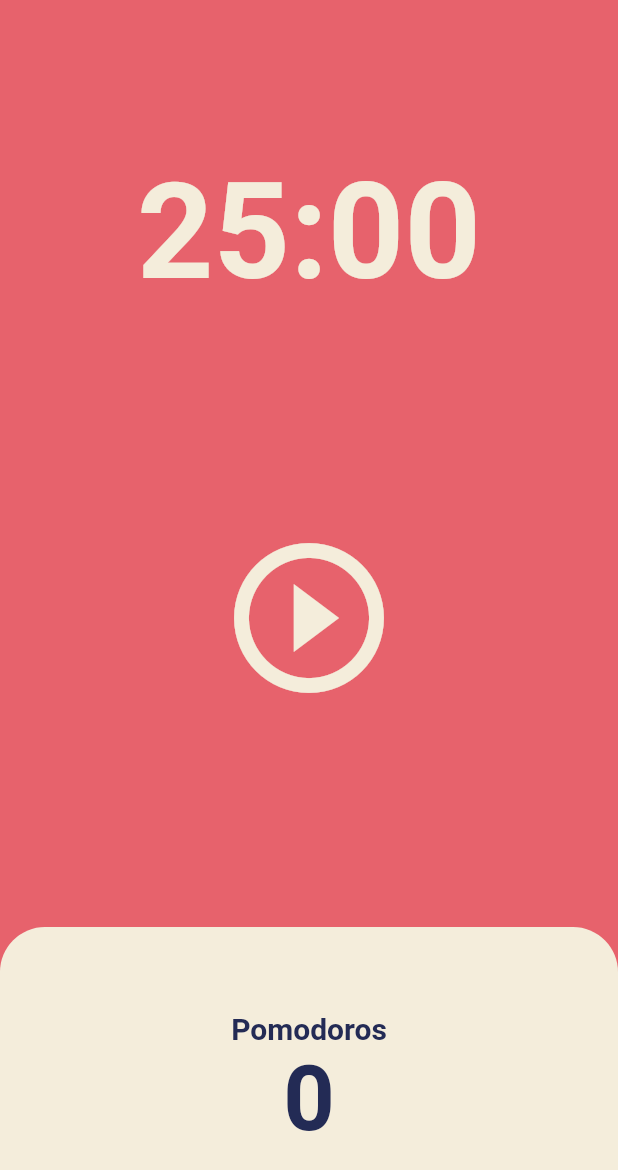
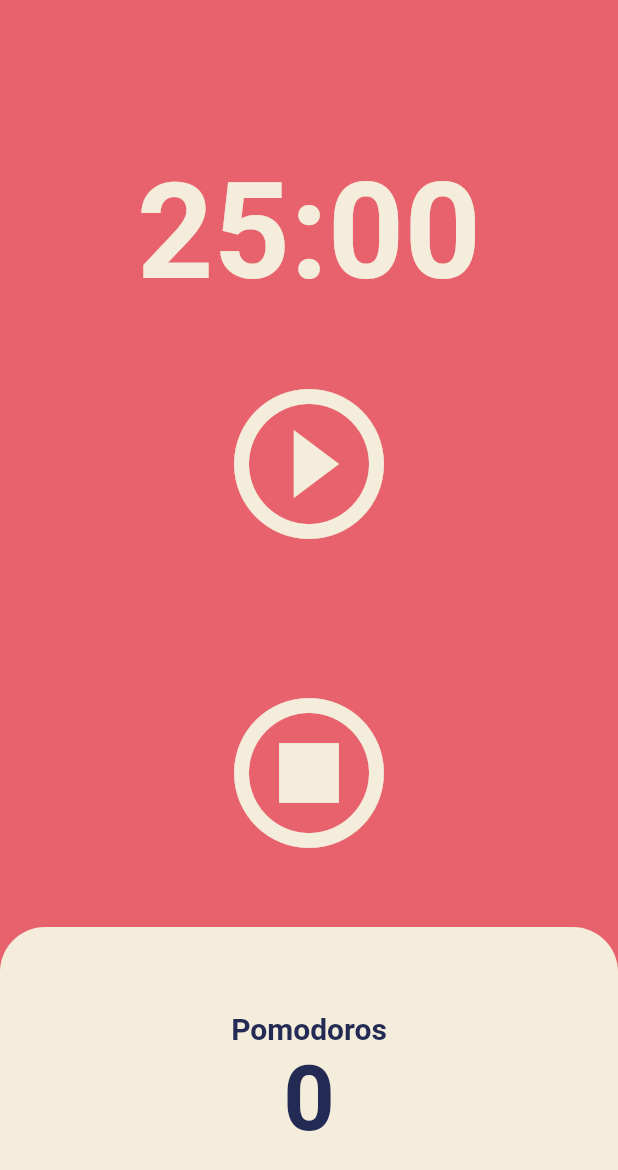
Before and after one commit to Kimhanyeol/toonflix, a Flutter app: the screen it shows after launch, on a phone screen of 412 x 824 dp. Shown: the top 1170 px of the screen. Run offline on Flutter 3.47's test engine with Material 2 defaults, Android fonts, the phone set to English and light mode, and no system bars.

Commit message:
#5.4 POMODORO APP END add stop function

```diff
--- a/lib/screens/home_screen.dart
+++ b/lib/screens/home_screen.dart
@@ -41,6 +41,14 @@ class _HomeScreenState extends State<HomeScreen> {
     });
   }
 
+  void onStopPressed(){
+    setState(() {
+      isRunning = false;
+      totalSeconds = twentyFiveMinutes;
+    });
+    timer.cancel();
+  }
+
   void onPausePressed() {
     timer.cancel();
     setState(() {
@@ -48,9 +56,9 @@ class _HomeScreenState extends State<HomeScreen> {
     });
   }
 
-  String format(int seconds){
+  String format(int seconds) {
     var duration = Duration(seconds: seconds);
-    return (duration.toString().split(".").first.substring(2,7));
+    return (duration.toString().split(".").first.substring(2, 7));
   }
 
   @override
@@ -74,7 +82,7 @@ class _HomeScreenState extends State<HomeScreen> {
             ),
           ),
           Flexible(
-            flex: 2,
+            flex: 1,
             child: Center(
               child: IconButton(
                 iconSize: 120,
@@ -83,6 +91,17 @@ class _HomeScreenState extends State<HomeScreen> {
                 icon: Icon(isRunning
                     ? Icons.pause_circle_outline
                     : Icons.play_circle_outline),
+              ),
+            ),
+          ),
+          Flexible(
+            flex: 1,
+            child: Center(
+              child: IconButton(
+                iconSize: 120,
+                color: Theme.of(context).cardColor,
+                onPressed: onStopPressed,
+                icon: Icon(Icons.stop_circle_outlined),
               ),
             ),
           ),
```
